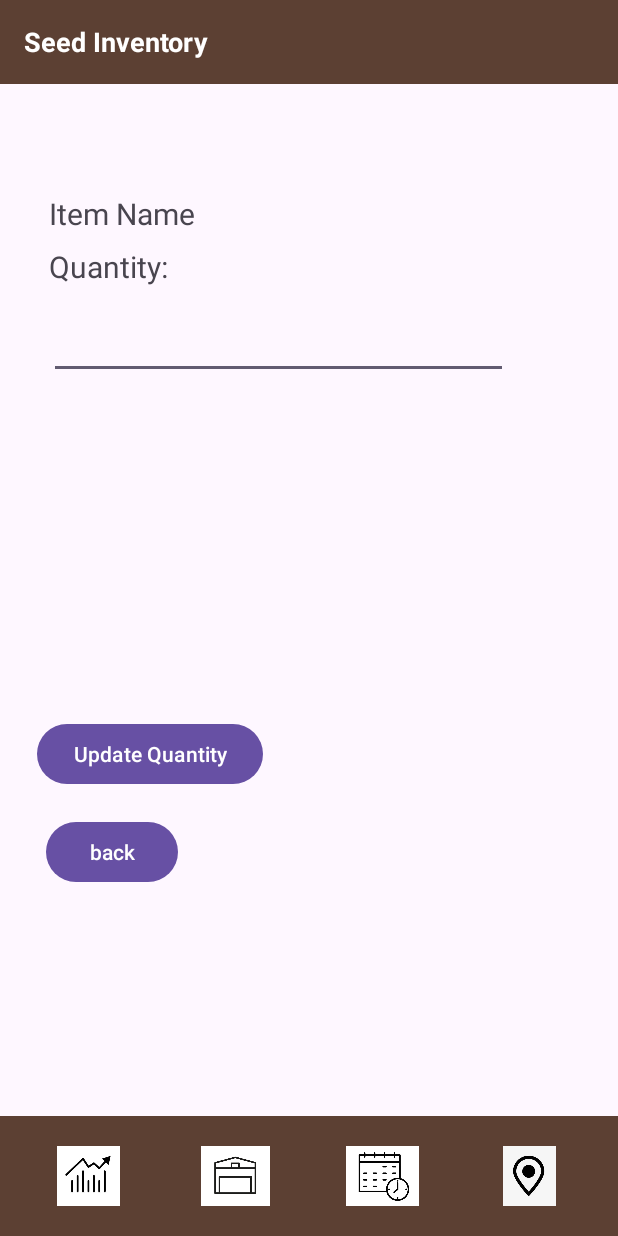
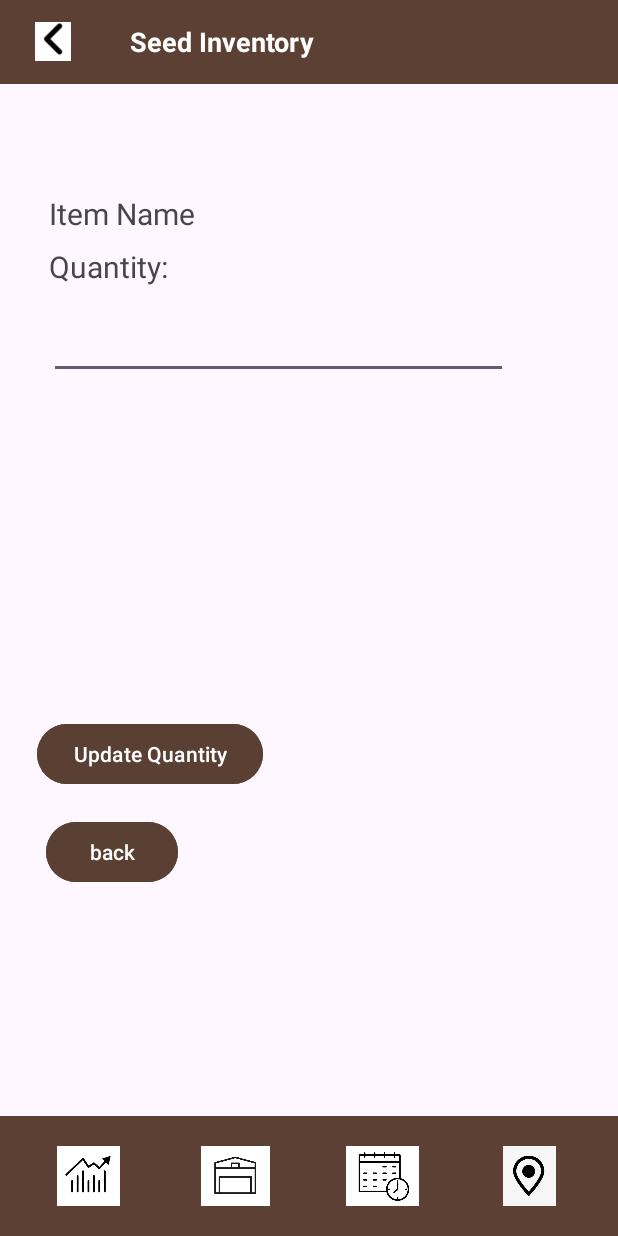
Before and after one commit to lucas-xu51/Orchard_management_system, an Android app: the layout activity_inventory_update.xml on its own in the app's theme, with its tools: preview values and no code run, on a phone screen of 412 x 824 dp. Run offline under Robolectric (Android 15) with nearby library versions, the phone set to English and light mode, and no system bars.

Commit message:
details update

```diff
--- a/app/src/main/java/com/example/orchardmanagementsystem/inventory_update.java
+++ b/app/src/main/java/com/example/orchardmanagementsystem/inventory_update.java
@@ -19,6 +19,10 @@ public class inventory_update extends AppCompatActivity {
     protected void onCreate(Bundle savedInstanceState) {
         super.onCreate(savedInstanceState);
         setContentView(R.layout.activity_inventory_update);
+
+        // 设置返回按钮
+        ImageView backButton1 = findViewById(R.id.imageView8);
+        backButton1.setOnClickListener(v -> finish());
 
         // 获取传递的数据
         itemName = getIntent().getStringExtra("item_name");
@@ -66,6 +70,8 @@ public class inventory_update extends AppCompatActivity {
             startActivity(intent);
             finish(); // 关闭当前页面
         });
+
+
     }
 
 }
--- a/app/src/main/res/layout/activity_inventory_screen2.xml
+++ b/app/src/main/res/layout/activity_inventory_screen2.xml
@@ -297,7 +297,7 @@
                     android:layout_width="0dp"
                     android:layout_height="wrap_content"
                     android:layout_weight="1"
-                    android:text="fertilizer"
+                    android:text="Fertilizer"
                     android:textColor="#000000"
                     android:textSize="16sp" />
 
--- a/app/src/main/res/layout/activity_inventory_update.xml
+++ b/app/src/main/res/layout/activity_inventory_update.xml
@@ -70,9 +70,16 @@
         android:orientation="horizontal"
         app:layout_constraintTop_toTopOf="parent">
 
+        <ImageView
+            android:id="@+id/imageView8"
+            android:layout_width="40dp"
+            android:layout_height="26dp"
+            android:layout_weight="1"
+            app:srcCompat="@drawable/arrow2" />
+
         <TextView
             android:id="@+id/topBarTitle"
-            android:layout_width="wrap_content"
+            android:layout_width="325dp"
             android:layout_height="wrap_content"
             android:layout_marginStart="16dp"
             android:text="Seed Inventory"
@@ -125,18 +132,21 @@
         android:id="@+id/update"
         android:layout_width="wrap_content"
         android:layout_height="wrap_content"
+        android:backgroundTint="#5A3F33"
         android:text="Update Quantity"
         app:layout_constraintBottom_toBottomOf="parent"
         app:layout_constraintEnd_toEndOf="parent"
         app:layout_constraintHorizontal_bias="0.095"
         app:layout_constraintStart_toStartOf="parent"
         app:layout_constraintTop_toTopOf="parent"
-        app:layout_constraintVertical_bias="0.617" />
+        app:layout_constraintVertical_bias="0.617"
+        app:rippleColor="#5A3F33" />
 
     <Button
         android:id="@+id/update2"
         android:layout_width="wrap_content"
         android:layout_height="wrap_content"
+        android:backgroundTint="#5A3F33"
         android:text="back"
         app:layout_constraintBottom_toBottomOf="parent"
         app:layout_constraintEnd_toEndOf="parent"
```
